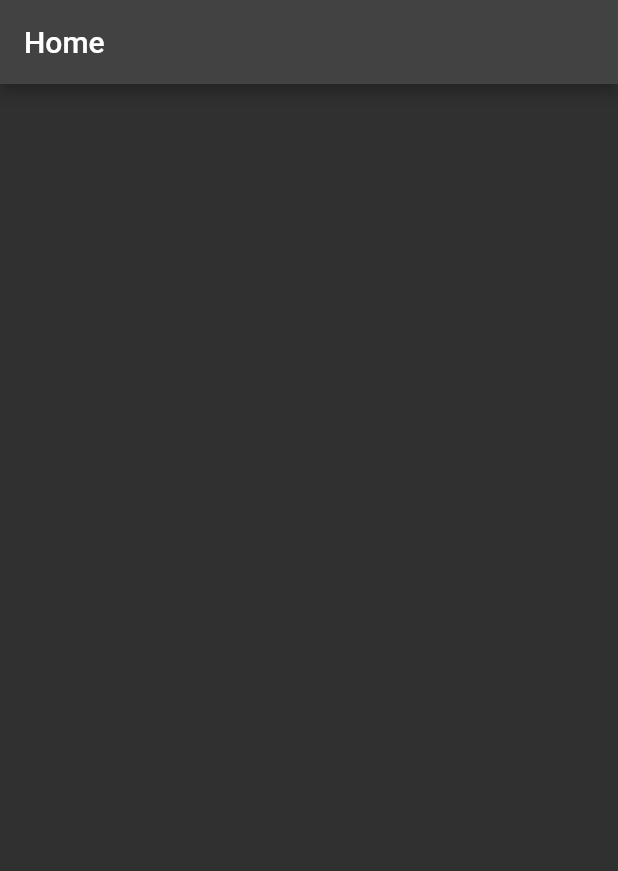
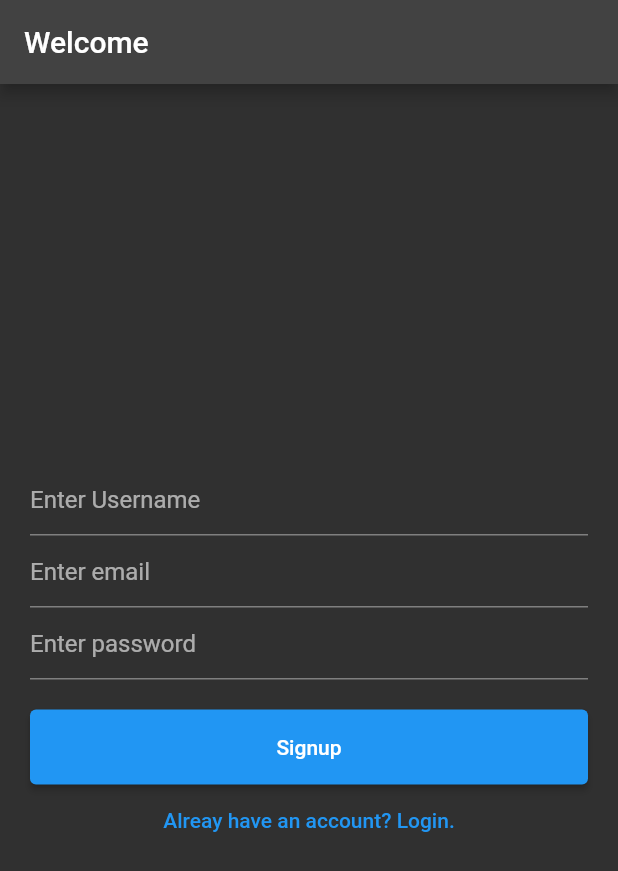
Before and after one commit to MaiHoangLong/flutter_firebase, a Flutter app: the screen it shows after launch, on a phone screen of 412 x 824 dp. Shown: the top 871 px of the screen. Run offline on Flutter 3.47's test engine with Material 2 defaults, Android fonts, the phone set to English and light mode, and no system bars; our stand-ins replace firebase_core; accounts and stored records are empty.

Commit message:
create Welcome page

```diff
--- /dev/null
+++ b/lib/auth/welcome.dart
@@ -0,0 +1,66 @@
+import 'package:flutter/material.dart';
+
+class Welcome extends StatefulWidget {
+  const Welcome({Key? key}) : super(key: key);
+
+  @override
+  _WelcomeState createState() => _WelcomeState();
+}
+
+class _WelcomeState extends State<Welcome> {
+  final _formkey = GlobalKey<FormState>();
+  bool isLogin = false;
+  @override
+  Widget build(BuildContext context) {
+    return Scaffold(
+      appBar: AppBar(
+        title: Text('Welcome'),
+      ),
+      body: Form(
+        key: _formkey,
+        child: Container(
+          margin: EdgeInsets.all(20),
+          child: Column(
+            mainAxisAlignment: MainAxisAlignment.center,
+            children: [
+              isLogin
+                  ? Container()
+                  : TextFormField(
+                      key: ValueKey('username'),
+                      decoration: InputDecoration(hintText: "Enter Username"),
+                    ),
+              TextFormField(
+                key: ValueKey('email'),
+                decoration: InputDecoration(hintText: "Enter email"),
+              ),
+              TextFormField(
+                key: ValueKey('password'),
+                decoration: InputDecoration(hintText: "Enter password"),
+              ),
+              SizedBox(
+                height: 20,
+              ),
+              Container(
+                width: double.infinity,
+                height: 50,
+                child: ElevatedButton(
+                  onPressed: () {},
+                  child: Text(isLogin ? "Login" : "Signup"),
+                ),
+              ),
+              TextButton(
+                  onPressed: () {
+                    setState(() {
+                      isLogin = !isLogin;
+                    });
+                  },
+                  child: Text(isLogin
+                      ? "Don't have an account? Signup."
+                      : "Alreay have an account? Login."))
+            ],
+          ),
+        ),
+      ),
+    );
+  }
+}
--- a/lib/main.dart
+++ b/lib/main.dart
@@ -1,18 +1,23 @@
+import 'package:firebase_core/firebase_core.dart';
 import 'package:flutter/material.dart';
+import 'package:flutter_firebase_auth/auth/welcome.dart';
 import 'package:flutter_firebase_auth/pages/home.dart';
 
-void main() {
-  runApp(const MyApp());
+void main() async {
+  WidgetsFlutterBinding.ensureInitialized();
+  await Firebase.initializeApp();
+  runApp(MyApp());
 }
 
 class MyApp extends StatelessWidget {
-  const MyApp({Key? key}) : super(key: key);
+  MyApp({Key? key}) : super(key: key);
 
   @override
   Widget build(BuildContext context) {
     return MaterialApp(
+      debugShowCheckedModeBanner: false,
       theme: ThemeData(brightness: Brightness.dark),
-      home: const Home(),
+      home: const Welcome(),
     );
   }
 }
--- a/lib/pages/home.dart
+++ b/lib/pages/home.dart
@@ -1,13 +1,13 @@
 import 'package:flutter/material.dart';
 
 class Home extends StatelessWidget {
-  const Home({Key? key}) : super(key: key);
+  Home({Key? key}) : super(key: key);
 
   @override
   Widget build(BuildContext context) {
     return Scaffold(
       appBar: AppBar(
-        title: const Text("Home"),
+        title: Text("Home"),
       ),
     );
   }
```
